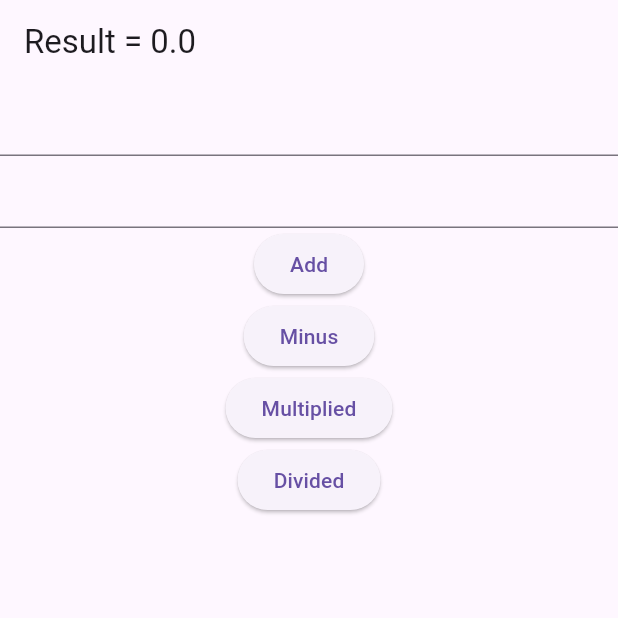
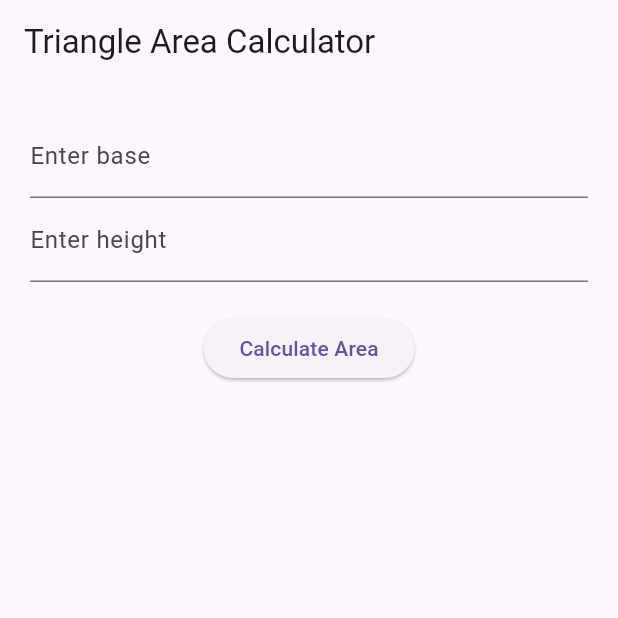
Before and after one commit to amitsingh1130/firstapp, a Flutter app: the screen it shows after launch, on a phone screen of 412 x 824 dp, the top half of it. Run offline on Flutter 3.47's test engine with Material 3 defaults, Android fonts, the light colour scheme and no system bars.

Commit message:
put value

```diff
--- a/lib/main.dart
+++ b/lib/main.dart
@@ -2,7 +2,11 @@ import 'package:flutter/material.dart';
 // import
 
 import 'myapp.dart';
+import 'dart:math';
 
 void main() {
   runApp(Adder());
+  runApp(MaterialApp(home: TriangleCalculator()));
+
+
 }
--- a/lib/myapp.dart
+++ b/lib/myapp.dart
@@ -34,6 +34,9 @@ class _AdderState extends State<Adder> {
                 print('Second text field: $text2 (${text2.characters.length}');
               },
             ),
+            Center(
+
+            ),
 
             ElevatedButton(
               onPressed: () {
@@ -63,9 +66,63 @@ class _AdderState extends State<Adder> {
               },
               child: Text("Divided"),
             ),
+
           ],
         ),
       ),
     );
   }
 }
+class TriangleCalculator extends StatefulWidget {
+  @override
+  _TriangleCalculatorState createState() => _TriangleCalculatorState();
+}
+class _TriangleCalculatorState extends State<TriangleCalculator> {
+  final baseController = TextEditingController();
+  final heightController = TextEditingController();
+  double? area;
+
+  double calculateTriangleArea(double base, double height) {
+    return area =1/2 * base * height;
+  }
+
+  @override
+  Widget build(BuildContext context) {
+    return Scaffold(
+      appBar: AppBar(title: Text('Triangle Area Calculator')),
+      body: Padding(
+        padding: const EdgeInsets.all(20.0),
+        child: Column(
+          children: [
+            TextField(
+              controller: baseController,
+              decoration: InputDecoration(labelText: 'Enter base'),
+              keyboardType: TextInputType.number,
+            ),
+            TextField(
+              controller: heightController,
+              decoration: InputDecoration(labelText: 'Enter height'),
+              keyboardType: TextInputType.number,
+            ),
+            SizedBox(height: 20),
+            ElevatedButton(
+              onPressed: () {
+                double base = double.parse(baseController.text);
+                double height = double.parse(heightController.text);
+                setState(() {
+                  area = calculateTriangleArea(base, height);
+                });
+              },
+              child: Text('Calculate Area'),
+            ),
+            SizedBox(height: 20),
+            Text(
+              area != null ? 'Area: ${area!.toStringAsFixed(2)}' : '',
+              style: TextStyle(fontSize: 18),
+            ),
+          ],
+        ),
+      ),
+    );
+  }
+}
```
Also changed, not shown: 1 other file.
